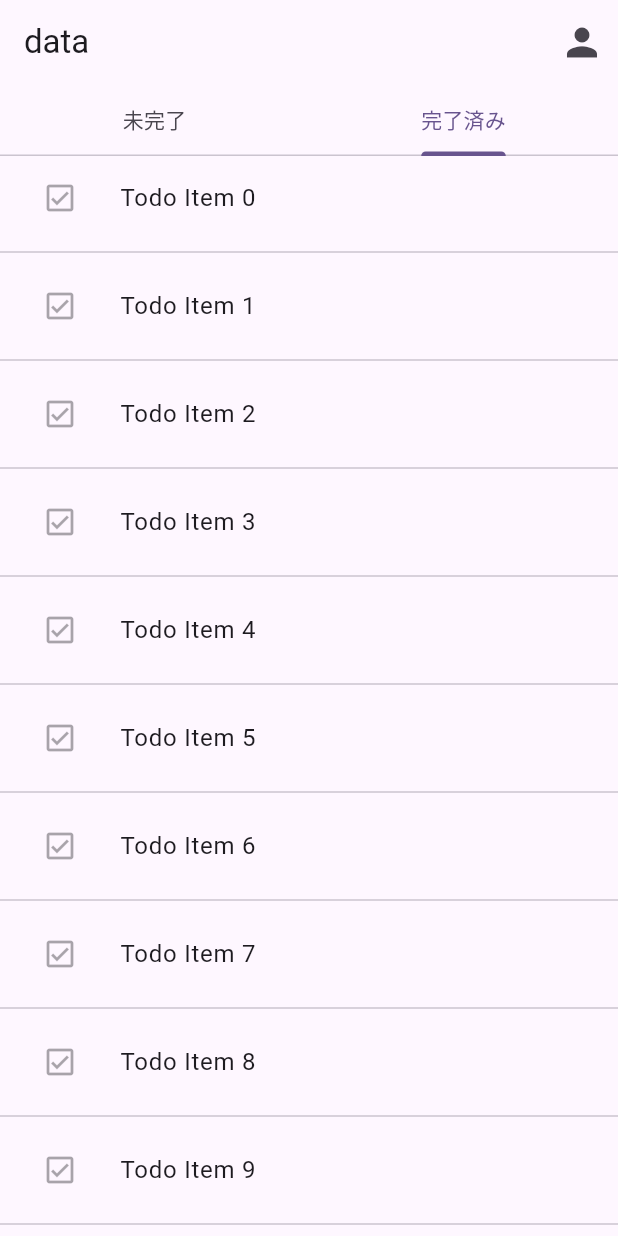
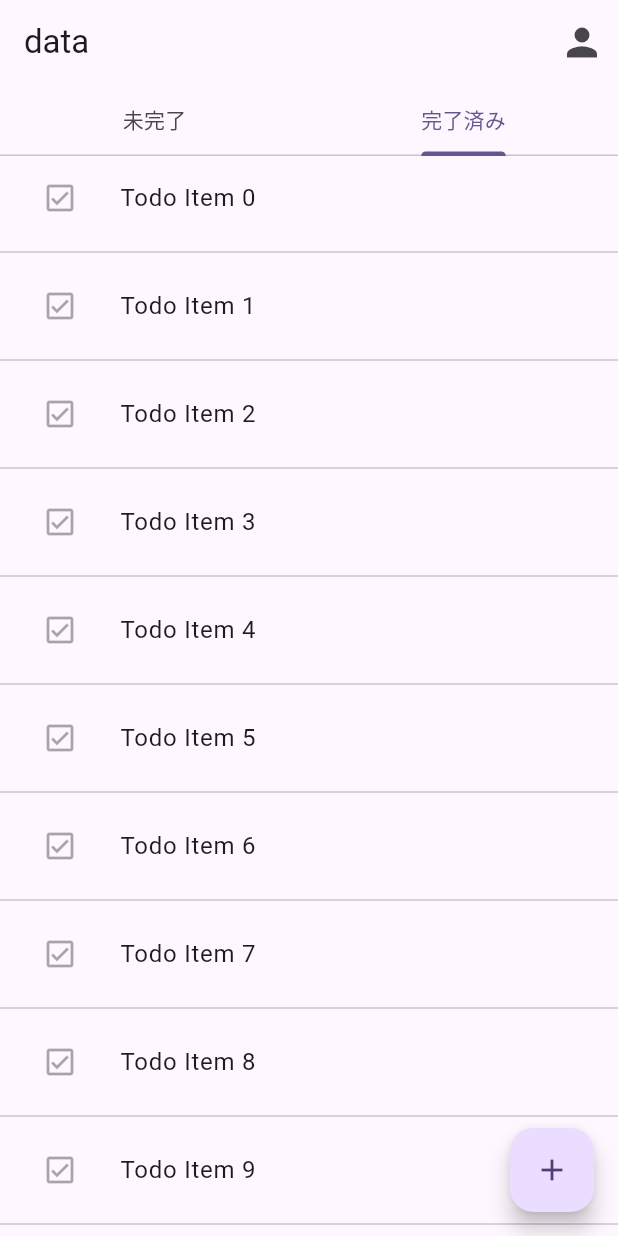
Before and after one commit to Kodai-study/training_todo, a Flutter app: the screen it shows after launch, tab 2 chosen, on a phone screen of 412 x 824 dp. Run offline on Flutter 3.47's test engine with Material 3 defaults, Android fonts, the phone set to English and light mode, and no system bars; our stand-ins replace drift, freezed_annotation, go_router; accounts and stored records are empty; generated files the repository leaves out were written again.

Commit message:
トップが画面に、タスクの追加画面への遷移ボタンを作成

```diff
--- a/lib/ui/top/top_screen.dart
+++ b/lib/ui/top/top_screen.dart
@@ -1,5 +1,7 @@
 import 'package:flutter/material.dart';
+import 'package:go_router/go_router.dart';
 import 'package:provider/provider.dart';
+import 'package:training_todo/routing/routes.dart';
 import 'package:training_todo/ui/top/view_models/top_viewmodel.dart';
 import 'package:training_todo/ui/top/widgets/todo_list.dart';
 import 'package:training_todo/ui/top/widgets/user_profile_icon.dart';
@@ -24,6 +26,12 @@ class TopScreen extends StatelessWidget {
             Tab(text: "完了済み"),
           ]),
         ),
+        floatingActionButton: FloatingActionButton(
+          child: Icon(Icons.add),
+          onPressed: () {
+            context.push(Routes.addTodo);
+          },
+        ),
         body: TabBarView(
           children: <Widget>[
             TodoList(isCompleted: false),
```
